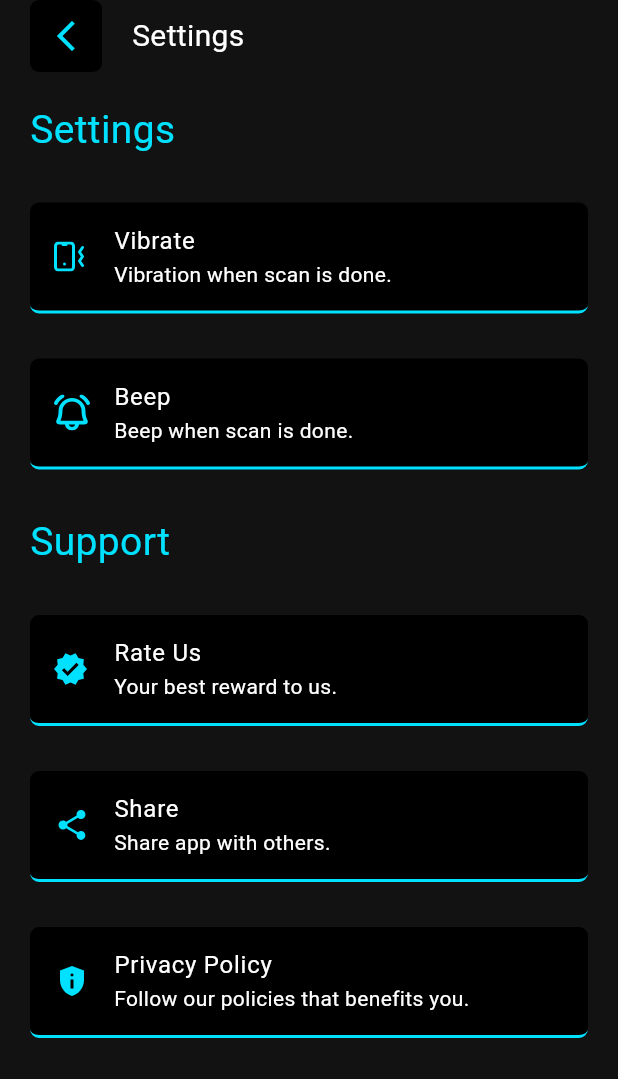
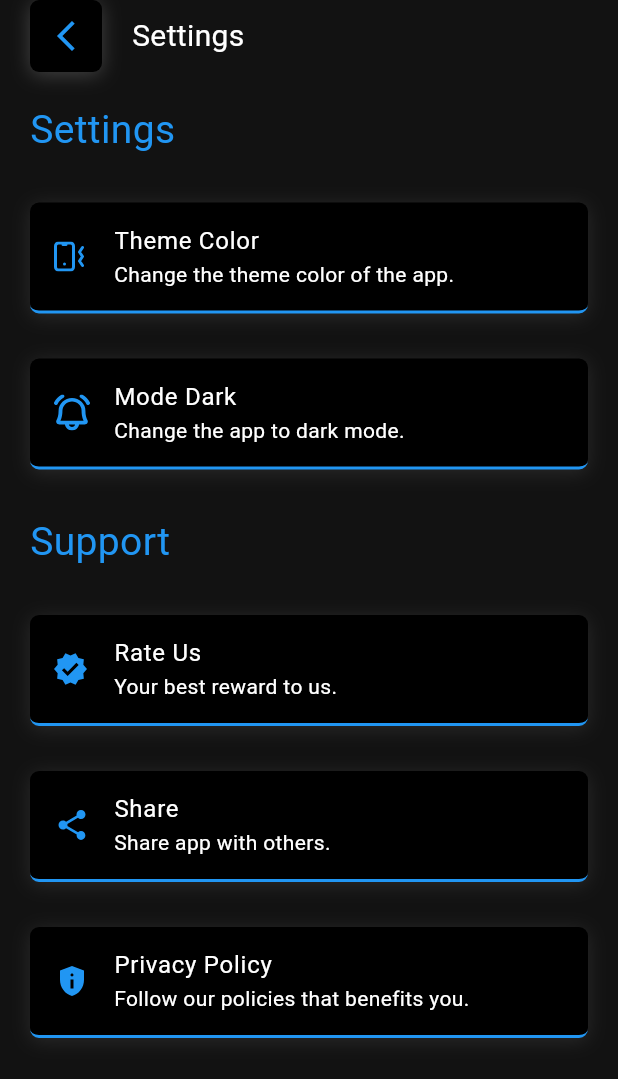
Before and after one commit to mariomedev/qr_andromeda, a Flutter app: the GenerateQrScreen screen opened by its route, after a tap on the "menu open" icon, on a phone screen of 412 x 824 dp. Shown: the top 1079 px of the screen. Run offline on Flutter 3.47's test engine with Material 3 defaults, Android fonts, the phone set to English and light mode, and no system bars; our stand-ins replace flutter_colorpicker, flutter_riverpod, flutter_svg, go_router, isar, permission_handler and 3 more; missing offline and left inert: image_gallery_saver_plus, mobile_scanner; accounts and stored records are empty; generated files the repository leaves out were written again.

Commit message:
FT: Implement theme management with dynamic color and dark mode support

```diff
--- a/lib/core/theme/app_theme.dart
+++ b/lib/core/theme/app_theme.dart
@@ -1,11 +1,25 @@
 import 'package:flutter/material.dart';
+import 'package:flutter_riverpod/flutter_riverpod.dart';
 
-class AppTheme {
-  AppTheme._();
+import '../../features/settings/presentation/provider/theme_provider.dart';
 
-  static ThemeData getTheme() => ThemeData(
-    colorScheme: const ColorScheme.highContrastDark(
-      primary: Color.fromARGB(255, 0, 225, 255),
-    ),
-  );
-}
+final themeProvider = Provider<ThemeData>((ref) {
+  final isDarkMode = ref.watch(isDarkModeProvider);
+  final colorTheme = ref.watch(themeColorProvider);
+
+  if (isDarkMode) {
+    return ThemeData(
+      colorScheme: ColorScheme.dark(
+        primary: colorTheme,
+      ),
+    );
+  }
+  if (!isDarkMode) {
+    return ThemeData(
+      colorScheme: ColorScheme.light(
+        primary: colorTheme,
+      ),
+    );
+  }
+  return ThemeData();
+});
--- a/lib/features/generete_qr/presentation/screen/widgets/generate_item_card.dart
+++ b/lib/features/generete_qr/presentation/screen/widgets/generate_item_card.dart
@@ -56,6 +56,15 @@ class _ItemCard extends StatelessWidget {
                   ),
                   color: colors.onPrimaryContainer,
                   border: Border.all(color: colors.primary),
+                  boxShadow: [
+                    BoxShadow(
+                      color: colors.brightness == Brightness.light
+                          ? Colors.black.withValues(alpha: 0.2)
+                          : Colors.white.withValues(alpha: 0.1),
+                      blurRadius: 10,
+                      offset: const Offset(0, 2),
+                    ),
+                  ],
                 ),
                 child: Padding(
                   padding: const EdgeInsets.all(AppDimensions.kMargin30),
--- a/lib/features/home/presentation/screen/home_screen.dart
+++ b/lib/features/home/presentation/screen/home_screen.dart
@@ -10,7 +10,7 @@ class HomeScreen extends StatelessWidget {
   Widget build(BuildContext context) {
     return const Stack(
       children: [
-        //QrImpl(),
+        QrImpl(),
         CardQrRead(),
         SafeArea(
           child: Scaffold(
--- /dev/null
+++ b/lib/features/settings/presentation/provider/theme_provider.dart
@@ -0,0 +1,10 @@
+import 'package:flutter/material.dart';
+import 'package:flutter_riverpod/flutter_riverpod.dart';
+
+final themeColorProvider = StateProvider<Color>((ref) {
+  return Colors.blue;
+});
+
+final isDarkModeProvider = StateProvider<bool>((ref) {
+  return true;
+});
--- a/lib/features/settings/presentation/screen/settings_screen.dart
+++ b/lib/features/settings/presentation/screen/settings_screen.dart
@@ -1,6 +1,9 @@
 import 'package:flutter/material.dart';
+import 'package:flutter_colorpicker/flutter_colorpicker.dart';
+import 'package:flutter_riverpod/flutter_riverpod.dart';
 
 import 'package:qr_andromeda/core/constants/constants.dart';
+import 'package:qr_andromeda/features/settings/presentation/provider/theme_provider.dart';
 import '../../../shared/shared.dart';
 import 'widgets/widgets.dart';
 
@@ -18,10 +21,11 @@ class SettingsScreen extends StatelessWidget {
   }
 }
 
-class _SettingsView extends StatelessWidget {
+class _SettingsView extends ConsumerWidget {
   const _SettingsView();
   @override
-  Widget build(BuildContext context) {
+  Widget build(BuildContext context, WidgetRef ref) {
+    final isDarkMode = ref.watch(isDarkModeProvider);
     final colors = Theme.of(context).colorScheme;
     return Padding(
       padding: const EdgeInsets.symmetric(
@@ -41,14 +45,20 @@ class _SettingsView extends StatelessWidget {
             ),
           ),
           CardSettings(
-            title: 'Vibrate',
-            subtitle: 'Vibration when scan is done.',
+            title: 'Theme Color',
+            subtitle: 'Change the theme color of the app.',
             pathIcon: AppAssets.vibrateIcon,
+            onTap: () => chageColor(context, ref),
           ),
           CardSettings(
-            title: 'Beep',
-            subtitle: 'Beep when scan is done.',
+            title: isDarkMode ? 'Mode Dark' : 'Mode Light',
+            subtitle: 'Change the app to dark mode.',
             pathIcon: AppAssets.beepIcon,
+            onTap: () {
+              ref
+                  .read(isDarkModeProvider.notifier)
+                  .update((state) => !isDarkMode);
+            },
           ),
           Text(
             'Support',
@@ -76,4 +86,34 @@ class _SettingsView extends StatelessWidget {
       ),
     );
   }
+
+  void chageColor(BuildContext context, WidgetRef ref) {
+    showDialog(
+      context: context,
+      builder: (context) {
+        return AlertDialog(
+          titlePadding: const EdgeInsets.all(0),
+          contentPadding: const EdgeInsets.all(0),
+          shape: const RoundedRectangleBorder(
+            borderRadius: BorderRadius.vertical(
+              top: Radius.circular(500),
+              bottom: Radius.circular(100),
+            ),
+          ),
+          content: SingleChildScrollView(
+            child: HueRingPicker(
+              onColorChanged: (value) {
+                ref
+                    .read(themeColorProvider.notifier)
+                    .update(
+                      (state) => value,
+                    );
+              },
+              pickerColor: ref.read(themeColorProvider),
+            ),
+          ),
+        );
+      },
+    );
+  }
 }
--- a/lib/features/settings/presentation/screen/widgets/card_settings.dart
+++ b/lib/features/settings/presentation/screen/widgets/card_settings.dart
@@ -5,16 +5,19 @@ import 'package:flutter_svg/svg.dart';
 import '../../../../../core/core.dart';
 
 class CardSettings extends StatelessWidget {
+  final void Function()? onTap;
   final String title;
   final String subtitle;
   final String pathIcon;
   final Widget? traniling;
+
   const CardSettings({
     super.key,
     required this.title,
     required this.subtitle,
     required this.pathIcon,
     this.traniling,
+    this.onTap,
   });
 
   @override
@@ -24,19 +27,28 @@ class CardSettings extends StatelessWidget {
       width: double.infinity,
 
       decoration: BoxDecoration(
-        color: colors.onTertiaryContainer,
+        color: colors.onPrimaryContainer,
         borderRadius: BorderRadius.circular(
           AppDimensions.kBorderRadius6,
         ),
-
         border: Border(
           bottom: BorderSide(
             color: colors.primary,
             width: 2,
           ),
         ),
+        boxShadow: [
+          BoxShadow(
+            color: colors.brightness == Brightness.light
+                ? Colors.black.withValues(alpha: 0.2)
+                : Colors.white.withValues(alpha: 0.1),
+            blurRadius: 10,
+            offset: const Offset(0, 2),
+          ),
+        ],
       ),
       child: ListTile(
+        onTap: onTap,
         leading: SvgPicture.asset(
           pathIcon,
           colorFilter: ColorFilter.mode(
--- a/lib/features/shared/app_bar_code_generete_shared.dart
+++ b/lib/features/shared/app_bar_code_generete_shared.dart
@@ -22,7 +22,17 @@ class AppBarCodeGenerate extends StatelessWidget
             decoration: BoxDecoration(
               color: colors.onPrimaryContainer,
               borderRadius: BorderRadius.circular(AppDimensions.kBorderRadius6),
+              boxShadow: [
+                BoxShadow(
+                  color: colors.brightness == Brightness.light
+                      ? Colors.black.withValues(alpha: 0.2)
+                      : Colors.white.withValues(alpha: 0.2),
+                  blurRadius: 10,
+                  offset: const Offset(0, 2),
+                ),
+              ],
             ),
+
             child: IconButton(
               icon: Icon(
                 Icons.arrow_back_ios_new_sharp,
--- a/lib/features/shared/app_bar_shared.dart
+++ b/lib/features/shared/app_bar_shared.dart
@@ -19,7 +19,7 @@ class AppBarShared extends StatelessWidget implements PreferredSizeWidget {
           width: 40,
           child: ElevatedButton(
             style: ElevatedButton.styleFrom(
-              backgroundColor: colors.onSecondaryContainer,
+              backgroundColor: colors.onPrimaryContainer,
               padding: EdgeInsets.zero,
               shape: RoundedRectangleBorder(
                 borderRadius: BorderRadius.circular(
--- a/lib/features/shared/floating_action_button_shared.dart
+++ b/lib/features/shared/floating_action_button_shared.dart
@@ -13,15 +13,20 @@ class FloatingActionButtonShared extends ConsumerWidget {
   @override
   Widget build(BuildContext context, WidgetRef ref) {
     final colors = Theme.of(context).colorScheme;
+    final colorButton = colors.brightness == Brightness.light
+        ? colors.primary
+        : Colors.black;
     return Container(
       height: 70,
       width: 70,
       decoration: BoxDecoration(
         shape: BoxShape.circle,
-        boxShadow: [BoxShadow(blurRadius: 30, color: colors.primary)],
+        boxShadow: [BoxShadow(blurRadius: 15, color: colors.primary)],
       ),
       child: FloatingActionButton(
-        backgroundColor: colors.primary,
+        backgroundColor: colors.brightness == Brightness.light
+            ? colors.surface
+            : colors.primary,
         shape: const CircleBorder(),
         onPressed: () {
           ref.watch(navigatorProvider.notifier).update((state) => 5);
@@ -29,7 +34,7 @@ class FloatingActionButtonShared extends ConsumerWidget {
         },
         child: SvgPicture.asset(
           AppAssets.qrScan,
-          colorFilter: const ColorFilter.mode(Colors.black, BlendMode.srcIn),
+          colorFilter: ColorFilter.mode(colorButton, BlendMode.srcIn),
           fit: BoxFit.cover,
           width: 40,
           height: 40,
--- a/lib/features/shared/navigator_bar_shared.dart
+++ b/lib/features/shared/navigator_bar_shared.dart
@@ -15,7 +15,18 @@ class NavigationBarShared extends ConsumerWidget {
     final colors = Theme.of(context).colorScheme;
     final handleNavigator = ref.watch(navigatorProvider);
     return Container(
-      decoration: BoxDecoration(borderRadius: BorderRadius.circular(6)),
+      decoration: BoxDecoration(
+        borderRadius: BorderRadius.circular(6),
+        boxShadow: [
+          BoxShadow(
+            color: colors.brightness == Brightness.light
+                ? Colors.black.withValues(alpha: 0.2)
+                : Colors.white.withValues(alpha: 0.1),
+            blurRadius: 10,
+            offset: const Offset(0, 2),
+          ),
+        ],
+      ),
       margin: const EdgeInsets.only(
         left: AppDimensions.kMargin30,
         bottom: AppDimensions.kMargin25,
@@ -73,6 +84,9 @@ class _ItemCustomState extends State<_ItemCustom> {
   @override
   Widget build(BuildContext context) {
     final colors = Theme.of(context).colorScheme;
+    final colorButton = colors.brightness == Brightness.light
+        ? Colors.black
+        : Colors.white;
     return InkWell(
       splashColor: colors.primary.withValues(alpha: 0.3),
       onTap: widget.onTap,
@@ -82,7 +96,7 @@ class _ItemCustomState extends State<_ItemCustom> {
           SvgPicture.asset(
             widget.pathImage,
             colorFilter: ColorFilter.mode(
-              widget.isSelected ? colors.primary : Colors.white,
+              widget.isSelected ? colors.primary : colorButton,
               BlendMode.srcIn,
             ),
           ),
@@ -90,14 +104,14 @@ class _ItemCustomState extends State<_ItemCustom> {
           Text(
             widget.title,
             style: TextStyle(
-              color: widget.isSelected ? colors.primary : Colors.white,
+              color: widget.isSelected ? colors.primary : colorButton,
             ),
           ),
           const Spacer(),
           Container(
             height: 5,
             width: 50,
-            color: widget.isSelected ? colors.primary : Colors.white,
+            color: widget.isSelected ? colors.primary : colorButton,
           ),
         ],
       ),
--- a/lib/main.dart
+++ b/lib/main.dart
@@ -13,14 +13,14 @@ void main() {
   );
 }
 
-class MyApp extends StatelessWidget {
+class MyApp extends ConsumerWidget {
   const MyApp({super.key});
 
   @override
-  Widget build(BuildContext context) {
+  Widget build(BuildContext context, WidgetRef ref) {
     return MaterialApp.router(
       debugShowCheckedModeBanner: false,
-      theme: AppTheme.getTheme(),
+      theme: ref.watch(themeProvider),
       routerConfig: goRouter,
     );
   }
```
Also changed, not shown: lib/features/generate_code/presentation/screens/widgets/box_codegenerate.dart (+10 -1 lines).
